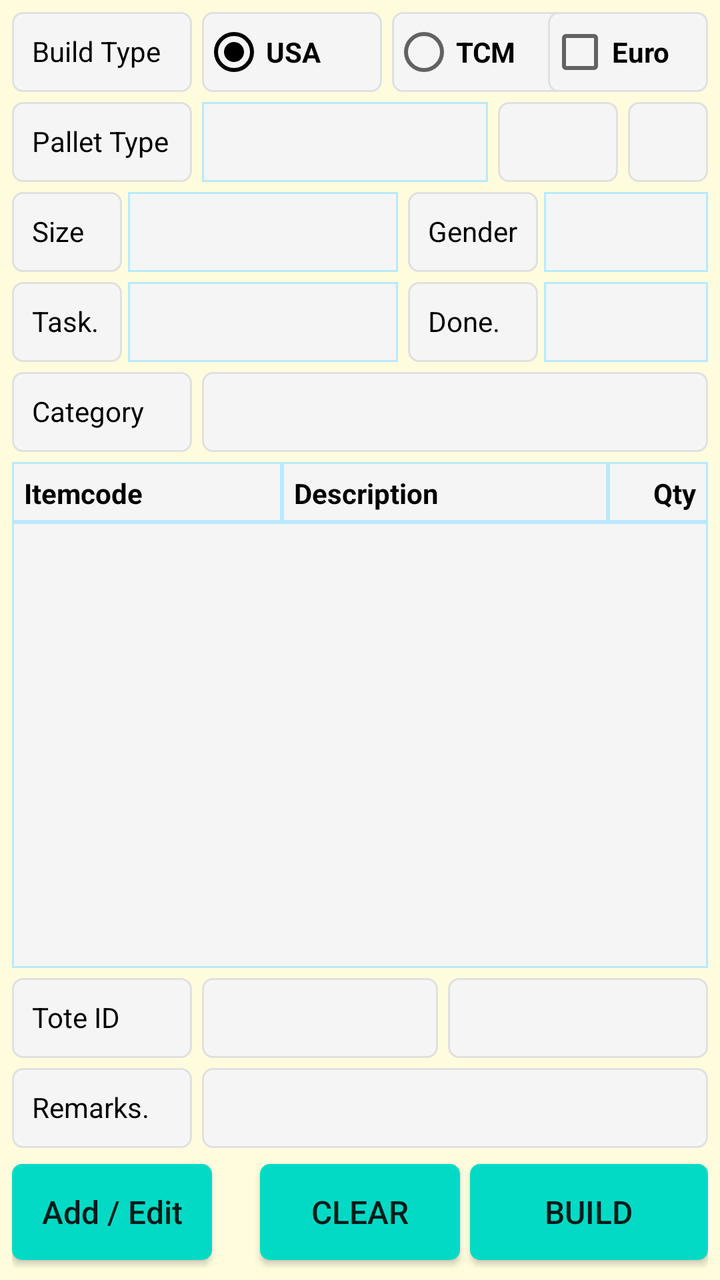
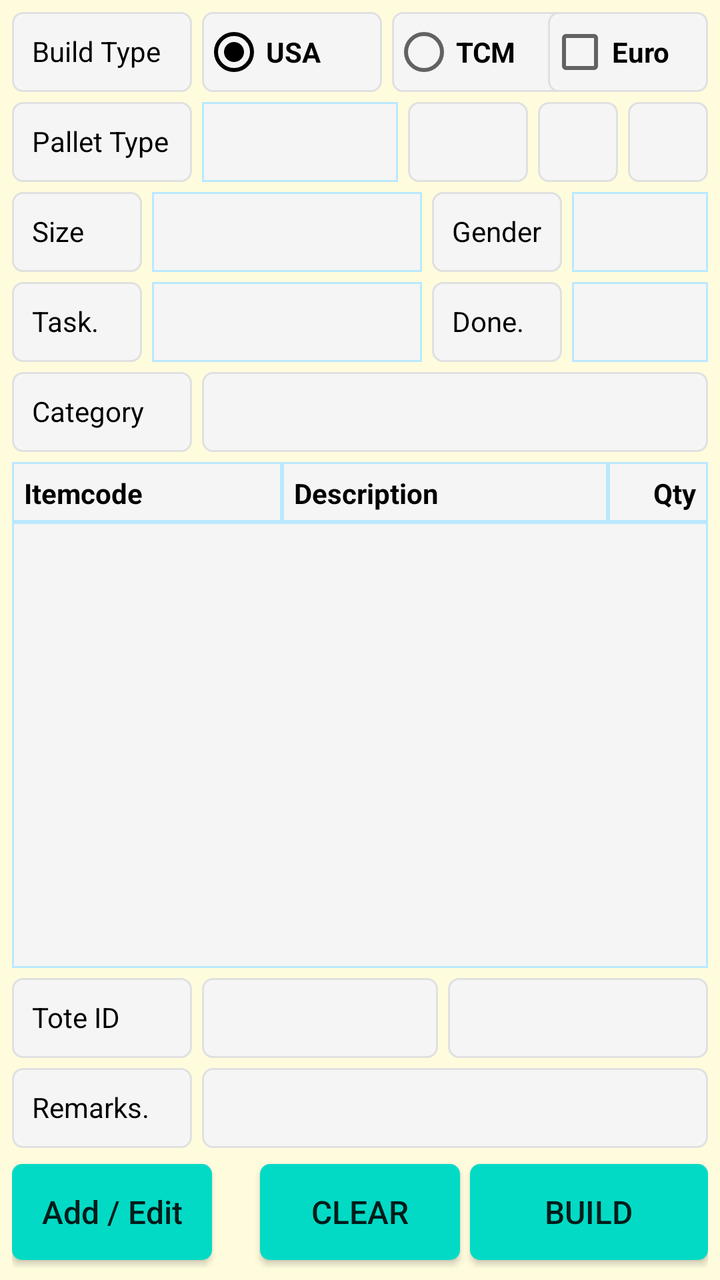

Compare the two renders of this Android layout. The source of the first and the diff that turns it into the second are given below.
<!-- AndroidManifest.xml: application theme AppTheme -->
<!-- res/layout/fragment_usa_box_building.xml -->
<?xml version="1.0" encoding="utf-8"?>
<FrameLayout xmlns:android="http://schemas.android.com/apk/res/android"
    xmlns:app="http://schemas.android.com/apk/res-auto"
    xmlns:tools="http://schemas.android.com/tools"
    android:layout_width="match_parent"
    android:layout_height="match_parent"
    android:background="@color/backColor"
    tools:context=".ui.usaboxbuilding.UsaBoxBuildingFragment">

    <androidx.constraintlayout.widget.ConstraintLayout
        android:layout_width="match_parent"
        android:layout_height="match_parent"
        android:padding="6dp">

        <TextView
            android:id="@+id/TextView16"
            android:layout_width="90dp"
            android:layout_height="40dp"
            android:background="@drawable/et_custom"
            android:gravity="left"
            android:hint=""
            android:padding="10dp"
            android:text="Build Type"
            android:textColor="@color/coloBlack"
            android:textSize="14sp"
            app:layout_constraintStart_toStartOf="parent"
            app:layout_constraintTop_toTopOf="parent" />

        <RadioGroup
            android:id="@+id/rg_pallet_building_category"
            android:layout_width="0dp"
            android:layout_height="40dp"
            android:layout_marginLeft="5dp"
            android:orientation="horizontal"
            app:layout_constraintStart_toEndOf="@+id/TextView16"
            app:layout_constraintTop_toTopOf="parent">

            <RadioButton
                android:id="@+id/rb_usa_box_usa_category"
                android:layout_width="90dp"
                android:layout_height="40dp"
                android:background="@drawable/et_custom"
                android:checked="true"
                android:text="USA"
                android:textStyle="bold"
                app:layout_constraintStart_toEndOf="@+id/TextView16"
                app:layout_constraintTop_toTopOf="@+id/TextView16"
                tools:ignore="TouchTargetSizeCheck" />

            <RadioButton
                android:id="@+id/rb_usa_box_tcm_category"
                android:layout_width="90dp"
                android:layout_height="40dp"
                android:layout_marginLeft="5dp"
                android:background="@drawable/et_custom"
                android:text="TCM"
                android:textStyle="bold"
                app:layout_constraintStart_toEndOf="@+id/rb_usa_box_usa_category"
                app:layout_constraintTop_toTopOf="@+id/TextView16"
                tools:ignore="TouchTargetSizeCheck" />
        </RadioGroup>

        <CheckBox
            android:id="@+id/ch_usa_box_euro"
            android:layout_width="80dp"
            android:layout_height="40dp"
            android:background="@drawable/et_custom"
            android:text="Euro"
            android:textStyle="bold"
            app:layout_constraintEnd_toEndOf="parent"
            app:layout_constraintTop_toTopOf="parent" />

        <TextView
            android:id="@+id/textView4"
            android:layout_width="90dp"
            android:layout_height="40dp"
            android:layout_marginTop="5dp"
            android:background="@drawable/et_custom"
            android:gravity="left"
            android:hint=""
            android:padding="10dp"
            android:text="Pallet Type"
            android:textColor="@color/coloBlack"
            android:textSize="14sp"
            app:layout_constraintStart_toStartOf="parent"
            app:layout_constraintTop_toBottomOf="@+id/TextView16" />

        <Spinner
            android:id="@+id/sp_usa_box_pallettype"
            android:layout_width="0dp"
            android:layout_height="40dp"
            android:layout_marginLeft="5dp"
            android:layout_marginRight="5dp"
            android:background="@drawable/et_custom_total"
            android:gravity="center"
            android:hint=""
            android:padding="8dp"
            android:textSize="12sp"
            app:layout_constraintEnd_toStartOf="@+id/tv_usa_box_pallettype"
            app:layout_constraintStart_toEndOf="@+id/textView4"
            app:layout_constraintTop_toTopOf="@+id/textView4" />

        <TextView
            android:id="@+id/tv_usa_box_pallettype"
            android:layout_width="60dp"
            android:layout_height="40dp"
            android:layout_marginRight="5dp"
            android:background="@drawable/et_custom"
            android:gravity="center"
            android:hint=""
            android:padding="10dp"
            android:text=""
            android:textColor="@color/coloBlack"
            android:textSize="14sp"
            app:layout_constraintEnd_toStartOf="@+id/tv_usa_box_pallettype_allowmix"
            app:layout_constraintTop_toTopOf="@+id/textView4" />

        <TextView
            android:id="@+id/tv_usa_box_pallettype_allowmix"
            android:layout_width="40dp"
            android:layout_height="40dp"
            android:background="@drawable/et_custom"
            android:gravity="center"
            android:hint=""
            android:padding="10dp"
            android:text=""
            android:textColor="@color/coloBlack"
            android:textSize="14sp"
            app:layout_constraintEnd_toEndOf="parent"
            app:layout_constraintTop_toTopOf="@+id/textView4" />

        <TextView
            android:id="@+id/textView3"
            android:layout_width="55dp"
            android:layout_height="40dp"
            android:layout_marginTop="5dp"
            android:background="@drawable/et_custom"
            android:gravity="left"
            android:hint=""
            android:padding="10dp"
            android:text="Size"
            android:textColor="@color/coloBlack"
            android:textSize="14sp"
            app:layout_constraintStart_toStartOf="parent"
            app:layout_constraintTop_toBottomOf="@+id/textView4" />

        <TextView
            android:id="@+id/textView15"
            android:layout_width="65dp"
            android:layout_height="40dp"
            android:layout_marginLeft="5dp"
            android:background="@drawable/et_custom"
            android:gravity="left"
            android:hint=""
            android:padding="10dp"
            android:text="Gender"
            android:textColor="@color/coloBlack"
            android:textSize="14sp"
            app:layout_constraintStart_toEndOf="@+id/sp_usa_box_size"
            app:layout_constraintTop_toTopOf="@+id/textView3" />

        <Spinner
            android:id="@+id/sp_usa_box_size"
            android:layout_width="135dp"
            android:layout_height="40dp"
            android:layout_marginLeft="3dp"
            android:background="@drawable/et_custom_total"
            android:gravity="center"
            android:hint=""
            android:padding="8dp"
            android:textSize="12sp"
            app:layout_constraintStart_toEndOf="@+id/textView3"
            app:layout_constraintTop_toTopOf="@+id/textView3"
            tools:ignore="TouchTargetSizeCheck" />

        <Spinner
            android:id="@+id/sp_usa_box_gender"
            android:layout_width="0dp"
            android:layout_height="40dp"
            android:layout_marginLeft="3dp"
            android:background="@drawable/et_custom_total"
            android:gravity="center"
            android:hint=""
            android:padding="8dp"
            android:textSize="12sp"
            app:layout_constraintEnd_toEndOf="parent"
            app:layout_constraintStart_toEndOf="@+id/textView15"
            app:layout_constraintTop_toTopOf="@+id/textView3" />

        <Spinner
            android:id="@+id/sp_usa_box_task"
            android:layout_width="135dp"
            android:layout_height="40dp"
            android:layout_marginLeft="3dp"
            android:background="@drawable/et_custom_total"
            android:gravity="center"
            android:hint=""
            android:padding="8dp"
            android:textSize="12sp"
            app:layout_constraintStart_toEndOf="@+id/textView10"
            app:layout_constraintTop_toTopOf="@+id/textView10" />

        <Spinner
            android:id="@+id/sp_usa_box_done"
            android:layout_width="0dp"
            android:layout_height="40dp"
            android:layout_marginLeft="3dp"
            android:background="@drawable/et_custom_total"
            android:gravity="center"
            android:hint=""
            android:padding="8dp"
            android:textSize="12sp"
            app:layout_constraintEnd_toEndOf="parent"
            app:layout_constraintStart_toEndOf="@+id/textView16"
            app:layout_constraintTop_toTopOf="@+id/textView10" />

        <TextView
            android:id="@+id/textView41"
            android:layout_width="90dp"
            android:layout_height="40dp"
            android:layout_marginTop="5dp"
            android:background="@drawable/et_custom"
            android:gravity="left"
            android:hint=""
            android:padding="10dp"
            android:text="Category"
            android:textColor="@color/coloBlack"
            android:textSize="14sp"
            app:layout_constraintStart_toStartOf="parent"
            app:layout_constraintTop_toBottomOf="@+id/textView10" />

        <TextView
            android:id="@+id/tv_usa_box_building_category"
            android:layout_width="0dp"
            android:layout_height="40dp"
            android:layout_marginLeft="5dp"
            android:background="@drawable/et_custom"
            android:hint=""
            android:padding="10dp"
            android:text=""
            android:textColor="@color/coloBlack"
            android:textSize="14sp"
            app:layout_constraintEnd_toEndOf="parent"
            app:layout_constraintStart_toEndOf="@+id/textView41"
            app:layout_constraintTop_toTopOf="@+id/textView41" />

        <TextView
            android:id="@+id/TextView12"
            android:layout_width="135dp"
            android:layout_height="30dp"
            android:layout_marginTop="5dp"
            android:background="@drawable/et_custom_total"
            android:gravity="left"
            android:hint=""
            android:padding="6dp"
            android:text="Itemcode"
            android:textColor="@color/coloBlack"
            android:textSize="14dp"
            android:textStyle="bold"
            app:layout_constraintStart_toStartOf="parent"
            app:layout_constraintTop_toBottomOf="@+id/textView41" />

        <TextView
            android:id="@+id/TextView13"
            android:layout_width="0dp"
            android:layout_height="30dp"
            android:background="@drawable/et_custom_total"
            android:gravity="left"
            android:hint=""
            android:padding="6dp"
            android:text="Description"
            android:textColor="@color/coloBlack"
            android:textSize="14dp"
            android:textStyle="bold"
            app:layout_constraintEnd_toStartOf="@+id/TextView14"
            app:layout_constraintStart_toEndOf="@+id/TextView12"
            app:layout_constraintTop_toTopOf="@+id/TextView12" />

        <TextView
            android:id="@+id/TextView14"
            android:layout_width="50dp"
            android:layout_height="30dp"
            android:background="@drawable/et_custom_total"
            android:gravity="right"
            android:hint=""
            android:padding="6dp"
            android:text="Qty"
            android:textColor="@color/coloBlack"
            android:textSize="14dp"
            android:textStyle="bold"
            app:layout_constraintEnd_toEndOf="parent"
            app:layout_constraintTop_toTopOf="@+id/TextView12" />

        <ListView
            android:id="@+id/lv_usa_box_details"
            android:layout_width="0dp"
            android:layout_height="0dp"
            android:layout_marginBottom="5dp"
            android:background="@drawable/et_custom_total"
            app:layout_constraintBottom_toTopOf="@+id/textView11"
            app:layout_constraintEnd_toEndOf="parent"
            app:layout_constraintHorizontal_bias="1.0"
            app:layout_constraintStart_toStartOf="parent"
            app:layout_constraintTop_toBottomOf="@+id/TextView12" />

        <TextView
            android:id="@+id/textView10"
            android:layout_width="55dp"
            android:layout_height="40dp"
            android:layout_marginTop="5dp"
            android:background="@drawable/et_custom"
            android:gravity="left"
            android:hint=""
            android:padding="10dp"
            android:text="Task."
            android:textColor="@color/coloBlack"
            android:textSize="14sp"
            app:layout_constraintStart_toStartOf="parent"
            app:layout_constraintTop_toBottomOf="@+id/textView3" />

        <TextView
            android:id="@+id/textView11"
            android:layout_width="90dp"
            android:layout_height="40dp"
            android:layout_marginBottom="5dp"
            android:background="@drawable/et_custom"
            android:gravity="left"
            android:hint=""
            android:padding="10dp"
            android:text="Tote ID"
            android:textColor="@color/coloBlack"
            android:textSize="14sp"
            app:layout_constraintBottom_toTopOf="@+id/TextView10"
            app:layout_constraintStart_toStartOf="parent" />

        <EditText
            android:id="@+id/et_usa_box_toteid"
            android:layout_width="0dp"
            android:layout_height="40dp"
            android:layout_marginLeft="5dp"
            android:layout_marginRight="5dp"
            android:background="@drawable/et_custom"
            android:inputType="text"
            android:padding="10dp"
            android:textColor="@color/coloBlack"
            android:textSize="14dp"
            app:layout_constraintEnd_toStartOf="@+id/tv_usa_box_last_box"
            app:layout_constraintStart_toEndOf="@+id/textView11"
            app:layout_constraintTop_toTopOf="@+id/textView11" />

        <TextView
            android:id="@+id/tv_usa_box_last_box"
            android:layout_width="130dp"
            android:layout_height="40dp"
            android:background="@drawable/et_custom"
            android:gravity="left"
            android:hint=""
            android:padding="10dp"
            android:text=""
            android:textColor="@color/coloBlack"
            android:textSize="14sp"
            app:layout_constraintEnd_toEndOf="parent"
            app:layout_constraintTop_toTopOf="@+id/textView11" />

        <TextView
            android:id="@+id/textView16"
            android:layout_width="65dp"
            android:layout_height="40dp"
            android:layout_marginLeft="5dp"
            android:background="@drawable/et_custom"
            android:gravity="left"
            android:hint=""
            android:padding="10dp"
            android:text="Done."
            android:textColor="@color/coloBlack"
            android:textSize="14sp"
            app:layout_constraintStart_toEndOf="@+id/sp_usa_box_task"
            app:layout_constraintTop_toTopOf="@+id/textView10" />

        <TextView
            android:id="@+id/TextView10"
            android:layout_width="90dp"
            android:layout_height="40dp"
            android:layout_marginBottom="8dp"
            android:background="@drawable/et_custom"
            android:gravity="left"
            android:hint=""
            android:padding="10dp"
            android:text="Remarks."
            android:textColor="@color/coloBlack"
            android:textSize="14dp"
            app:layout_constraintBottom_toTopOf="@+id/bt_usa_box_add_items"
            app:layout_constraintStart_toStartOf="parent" />

        <EditText
            android:id="@+id/et_usa_box_remarks"
            android:layout_width="0dp"
            android:layout_height="40dp"
            android:layout_marginLeft="5dp"
            android:background="@drawable/et_custom"
            android:inputType="text"
            android:padding="10dp"
            android:textColor="@color/coloBlack"
            android:textSize="14dp"
            app:layout_constraintEnd_toEndOf="parent"
            app:layout_constraintStart_toEndOf="@+id/TextView10"
            app:layout_constraintTop_toTopOf="@+id/TextView10"
            tools:ignore="SpeakableTextPresentCheck,TouchTargetSizeCheck" />

        <Button
            android:id="@+id/bt_usa_box_clear"
            android:layout_width="100dp"
            android:layout_height="wrap_content"
            android:layout_marginStart="24dp"
            android:layout_marginLeft="24dp"
            android:layout_marginBottom="4dp"
            android:background="@drawable/btn_custom1"
            android:text="CLEAR"
            android:textAllCaps="false"
            android:textSize="16sp"
            app:layout_constraintBottom_toBottomOf="parent"
            app:layout_constraintStart_toEndOf="@+id/bt_usa_box_add_items" />

        <Button
            android:id="@+id/bt_usa_box_add_items"
            android:layout_width="100dp"
            android:layout_height="wrap_content"
            android:layout_marginBottom="4dp"
            android:background="@drawable/btn_custom1"
            android:text="Add / Edit"
            android:textAllCaps="false"
            android:textSize="16sp"
            app:layout_constraintBottom_toBottomOf="parent"
            app:layout_constraintStart_toStartOf="parent" />

        <Button
            android:id="@+id/bt_usa_box_save"
            android:layout_width="0dp"
            android:layout_height="wrap_content"
            android:layout_marginLeft="5dp"
            android:layout_marginBottom="4dp"
            android:background="@drawable/btn_custom1"
            android:text="BUILD"
            android:textAllCaps="false"
            android:textSize="16sp"
            app:layout_constraintBottom_toBottomOf="parent"
            app:layout_constraintEnd_toEndOf="parent"
            app:layout_constraintStart_toEndOf="@+id/bt_usa_box_clear" />

    </androidx.constraintlayout.widget.ConstraintLayout>


</FrameLayout>
<!-- resources referenced by this layout -->
<resources>
  <color name="backColor">#FFFCDE</color>
  <color name="coloBlack">#000000</color>
  <!-- drawable btn_custom1 (drawable) -->
  <?xml version="1.0" encoding="utf-8"?>
  <shape xmlns:android="http://schemas.android.com/apk/res/android"
      android:padding="10dp"
      android:shape="rectangle" >
  
      <solid android:color="@color/colorBtn" />
  
      <corners
          android:bottomLeftRadius="5dp"
          android:bottomRightRadius="5dp"
          android:topLeftRadius="5dp"
          android:topRightRadius="5dp" />
  
  </shape>
  <!-- drawable et_custom (drawable) -->
  <?xml version="1.0" encoding="utf-8"?>
  <shape xmlns:android="http://schemas.android.com/apk/res/android"
      android:padding="10dp"
      android:shape="rectangle" >
  
      <solid android:color="#f5f5f5" />
  
      <stroke
          android:width="1dp"
          android:color="#e0e0e0" />
  
      <corners
          android:bottomLeftRadius="5dp"
          android:bottomRightRadius="5dp"
          android:topLeftRadius="5dp"
          android:topRightRadius="5dp" />
  
  </shape>
  <!-- drawable et_custom_total (drawable) -->
  <?xml version="1.0" encoding="utf-8"?>
  <shape xmlns:android="http://schemas.android.com/apk/res/android"
      android:padding="10dp"
      android:shape="rectangle" >
  
      <solid android:color="#f5f5f5" />
  
      <stroke
          android:width="1dp"
          android:color="#B9E9FF" />
  
      <corners
          android:bottomLeftRadius="0dp"
          android:bottomRightRadius="0dp"
          android:topLeftRadius="0dp"
          android:topRightRadius="0dp" />
  
  </shape>
  <style name="AppTheme" parent="Theme.AppCompat.Light.NoActionBar">
          
          <item name="colorPrimary">@color/colorPrimary</item>
          <item name="colorPrimaryDark">@color/colorPrimaryDark</item>
          <item name="colorAccent">@color/colorAccent</item>
      </style>
  <color name="colorBtn">#03DAC5</color>
  <color name="colorPrimary">#ffb200</color>
  <color name="colorPrimaryDark">#ffb200</color>
  <color name="colorAccent">#000000</color>
</resources>

<!-- the commit's change to res/layout/fragment_usa_box_building.xml (unified diff, before → after) -->
@@ -119,6 +119,7 @@
             android:id="@+id/tv_usa_box_pallettype_allowmix"
             android:layout_width="40dp"
             android:layout_height="40dp"
+            android:layout_marginRight="5dp"
             android:background="@drawable/et_custom"
             android:gravity="center"
             android:hint=""
@@ -126,12 +127,26 @@
             android:text=""
             android:textColor="@color/coloBlack"
             android:textSize="14sp"
-            app:layout_constraintEnd_toEndOf="parent"
+            app:layout_constraintEnd_toStartOf="@+id/tv_usa_box_pallettype_build_sec"
             app:layout_constraintTop_toTopOf="@+id/textView4" />
 
         <TextView
+            android:id="@+id/tv_usa_box_pallettype_build_sec"
+            android:layout_width="40dp"
+            android:layout_height="40dp"
+            android:background="@drawable/et_custom"
+            android:gravity="center"
+            android:hint=""
+            android:padding="10dp"
+            android:text=""
+            android:textColor="@color/coloBlack"
+            android:textSize="14sp"
+            app:layout_constraintEnd_toEndOf="parent"
+            app:layout_constraintTop_toTopOf="@+id/textView4" />
+
+        <TextView
             android:id="@+id/textView3"
-            android:layout_width="55dp"
+            android:layout_width="65dp"
             android:layout_height="40dp"
             android:layout_marginTop="5dp"
             android:background="@drawable/et_custom"
@@ -163,7 +178,7 @@
             android:id="@+id/sp_usa_box_size"
             android:layout_width="135dp"
             android:layout_height="40dp"
-            android:layout_marginLeft="3dp"
+            android:layout_marginLeft="5dp"
             android:background="@drawable/et_custom_total"
             android:gravity="center"
             android:hint=""
@@ -177,7 +192,7 @@
             android:id="@+id/sp_usa_box_gender"
             android:layout_width="0dp"
             android:layout_height="40dp"
-            android:layout_marginLeft="3dp"
+            android:layout_marginLeft="5dp"
             android:background="@drawable/et_custom_total"
             android:gravity="center"
             android:hint=""
@@ -191,7 +206,7 @@
             android:id="@+id/sp_usa_box_task"
             android:layout_width="135dp"
             android:layout_height="40dp"
-            android:layout_marginLeft="3dp"
+            android:layout_marginLeft="5dp"
             android:background="@drawable/et_custom_total"
             android:gravity="center"
             android:hint=""
@@ -204,7 +219,7 @@
             android:id="@+id/sp_usa_box_done"
             android:layout_width="0dp"
             android:layout_height="40dp"
-            android:layout_marginLeft="3dp"
+            android:layout_marginLeft="5dp"
             android:background="@drawable/et_custom_total"
             android:gravity="center"
             android:hint=""
@@ -305,7 +320,7 @@
 
         <TextView
             android:id="@+id/textView10"
-            android:layout_width="55dp"
+            android:layout_width="65dp"
             android:layout_height="40dp"
             android:layout_marginTop="5dp"
             android:background="@drawable/et_custom"
